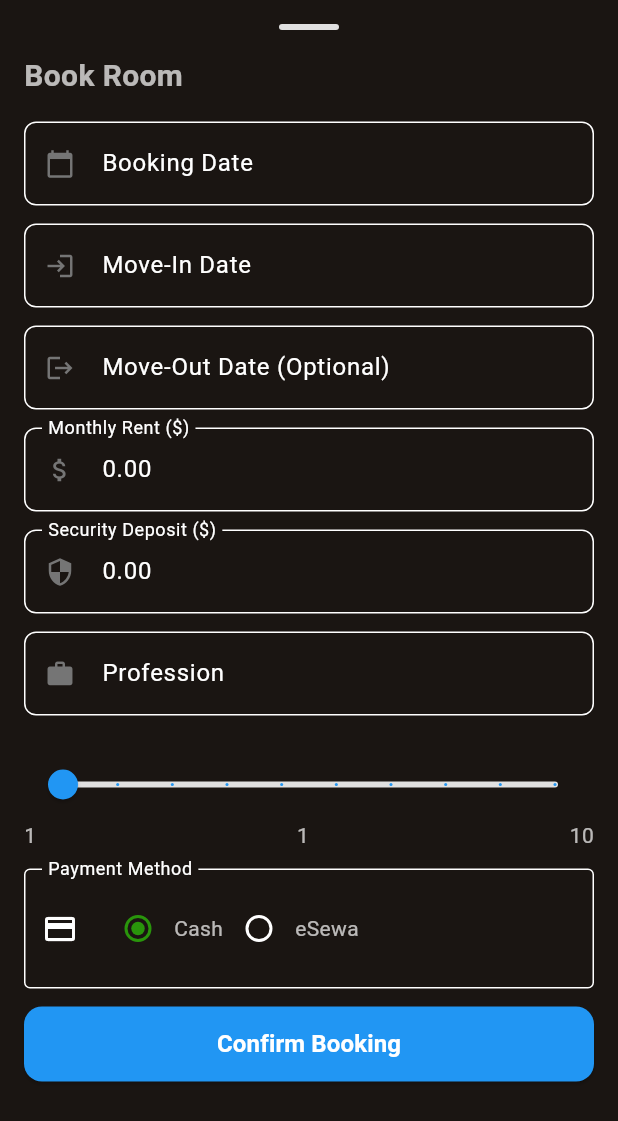
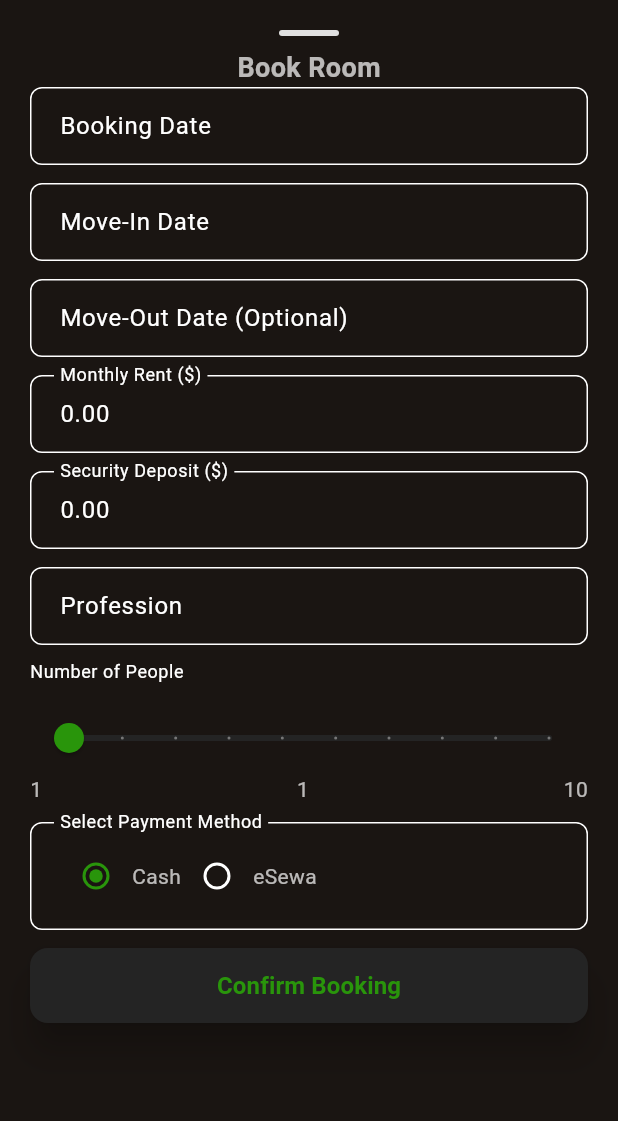
Before and after one commit to 919Umesh/daleDai, a Flutter app: the BookingBottomSheet widget shown alone on an empty page, opened directly with empty values, on a phone screen of 412 x 824 dp. Shown: the top 1121 px of the screen. Run offline on Flutter 3.47's test engine with Material 3 defaults, Android fonts, the phone set to English and light mode, and no system bars; drawn by our look-alikes of flutter_form_builder; our stand-ins replace cached_network_image, connectivity_plus, dio, eva_icons_flutter, flutter_cache_manager, flutter_map and 13 more; missing offline and left inert: nepali_utils; accounts and stored records are empty; network calls fail.

Commit message:
Icons and Language

```diff
--- a/lib/screen/room/ui/booking_bottom_sheet.dart
+++ b/lib/screen/room/ui/booking_bottom_sheet.dart
@@ -8,7 +8,6 @@ import 'package:provider/provider.dart';
 
 class BookingBottomSheet extends StatefulWidget {
   final RoomModelImage room;
-
   const BookingBottomSheet({super.key, required this.room});
 
   @override
@@ -42,8 +41,7 @@ class _BookingBottomSheetState extends State<BookingBottomSheet> {
         ),
       ),
       child: Padding(
-        padding:
-            const EdgeInsets.all(16.0), // Increased padding for better spacing
+        padding: const EdgeInsets.all(20.0),
         child: SingleChildScrollView(
           child: FormBuilder(
             key: _formKey,
@@ -52,33 +50,35 @@ class _BookingBottomSheetState extends State<BookingBottomSheet> {
               crossAxisAlignment: CrossAxisAlignment.start,
               mainAxisSize: MainAxisSize.min,
               children: [
+                // Header
                 Center(
                   child: Container(
                     width: 40,
                     height: 4,
-                    margin: const EdgeInsets.only(bottom: 16),
+                    margin: const EdgeInsets.only(bottom: 8),
                     decoration: BoxDecoration(
                       color: Colors.grey[300],
                       borderRadius: BorderRadius.circular(2),
                     ),
                   ),
                 ),
-                Text(
+
+                const Center(
+                  child: Text(
                     'Book Room',
                     style: TextStyle(
-                    fontSize: 20, // Slightly larger for better hierarchy
-                    fontWeight: FontWeight.bold,
+                      fontSize: 18,
+                      fontWeight: FontWeight.w600,
                     ),
                   ),
-                const SizedBox(height: 16),
+                ),
                 _buildFormField(
                   FormBuilderDateTimePicker(
                     name: 'booking_date',
                     initialValue: null,
                     inputType: InputType.date,
                     format: DateFormat('MMM dd, yyyy'),
-                    decoration: _getInputDecoration(
-                        'Booking Date', Icons.calendar_today),
+                    decoration: _getInputDecoration('Booking Date'),
                     validator: FormBuilderValidators.required(
                       errorText: 'Please select booking date',
                     ),
@@ -90,8 +90,7 @@ class _BookingBottomSheetState extends State<BookingBottomSheet> {
                     initialValue: null,
                     inputType: InputType.date,
                     format: DateFormat('MMM dd, yyyy'),
-                    decoration:
-                        _getInputDecoration('Move-In Date', Icons.login),
+                    decoration: _getInputDecoration('Move-In Date'),
                     validator: FormBuilderValidators.required(
                       errorText: 'Please select move-in date',
                     ),
@@ -103,16 +102,15 @@ class _BookingBottomSheetState extends State<BookingBottomSheet> {
                     initialValue: null,
                     inputType: InputType.date,
                     format: DateFormat('MMM dd, yyyy'),
-                    decoration: _getInputDecoration(
-                        'Move-Out Date (Optional)', Icons.logout),
+                    decoration: _getInputDecoration('Move-Out Date (Optional)'),
                   ),
                 ),
+
                 _buildFormField(
                   FormBuilderTextField(
                     name: 'monthly_rent',
                     initialValue: initialRent.toStringAsFixed(2),
-                    decoration: _getInputDecoration(
-                        'Monthly Rent (\$)', Icons.attach_money),
+                    decoration: _getInputDecoration('Monthly Rent (\$)'),
                     keyboardType: TextInputType.number,
                     validator: FormBuilderValidators.compose([
                       FormBuilderValidators.required(
@@ -126,8 +124,7 @@ class _BookingBottomSheetState extends State<BookingBottomSheet> {
                   FormBuilderTextField(
                     name: 'security_deposit',
                     initialValue: initialDeposit.toStringAsFixed(2),
-                    decoration: _getInputDecoration(
-                        'Security Deposit (\$)', Icons.security),
+                    decoration: _getInputDecoration('Security Deposit (\$)'),
                     keyboardType: TextInputType.number,
                     validator: FormBuilderValidators.compose([
                       FormBuilderValidators.required(
@@ -140,25 +137,21 @@ class _BookingBottomSheetState extends State<BookingBottomSheet> {
                 _buildFormField(
                   FormBuilderTextField(
                     name: 'profession',
-                    decoration: _getInputDecoration('Profession', Icons.work),
+                    decoration: _getInputDecoration('Profession'),
                     validator: FormBuilderValidators.required(
                       errorText: 'Please enter your profession',
                     ),
                   ),
                 ),
                 _buildFormField(
-                  Column(
-                    crossAxisAlignment: CrossAxisAlignment.start,
-                    children: [
                   FormBuilderSlider(
                     name: 'peoples',
                     min: 1,
                     max: 10,
                     initialValue: 1,
                     divisions: 9,
-                        activeColor: Colors.blue,
-                        inactiveColor: Colors.grey[300],
                     decoration: const InputDecoration(
+                      labelText: 'Number of People',
                       border: InputBorder.none,
                       contentPadding: EdgeInsets.zero,
                     ),
@@ -167,36 +160,45 @@ class _BookingBottomSheetState extends State<BookingBottomSheet> {
                       errorText: 'Please select number of people',
                     ),
                   ),
-                    ],
                 ),
-                ),
-                _buildFormField(
                 FormBuilderRadioGroup(
                   name: 'payment_method',
                   initialValue: 'cash',
                   decoration: InputDecoration(
-                      labelText: 'Payment Method',
-                      border: OutlineInputBorder(),
-                      prefixIcon: Icon(Icons.payment),
+                    labelText: 'Select Payment Method',
+                    border: OutlineInputBorder(
+                      borderRadius: BorderRadius.circular(8),
+                    ),
+                    contentPadding: const EdgeInsets.symmetric(
+                      horizontal: 16,
+                      vertical: 12,
+                    ),
                   ),
                   options: [
                     FormBuilderFieldOption(
-                          value: 'cash', child: Text('Cash')),
+                      value: 'cash',
+                      child: const Text('Cash'),
+                    ),
                     FormBuilderFieldOption(
-                          value: 'esewa', child: Text('eSewa')),
+                      value: 'esewa',
+                      child: const Text('eSewa'),
+                    ),
                   ],
                   validator: FormBuilderValidators.required(
                     errorText: 'Please select payment method',
                   ),
                 ),
-                ),
+
+                const SizedBox(height: 12),
+
+                // Confirm Button
                 SizedBox(
                   width: double.infinity,
                   height: 50,
                   child: ElevatedButton(
                     onPressed: processPaymentAndBooking,
                     style: ElevatedButton.styleFrom(
-                      backgroundColor: Colors.blue,
+                      elevation: 10,
                       shape: RoundedRectangleBorder(
                         borderRadius: BorderRadius.circular(12),
                       ),
@@ -206,7 +208,6 @@ class _BookingBottomSheetState extends State<BookingBottomSheet> {
                       style: TextStyle(
                         fontSize: 16,
                         fontWeight: FontWeight.w600,
-                        color: Colors.white,
                       ),
                     ),
                   ),
@@ -226,17 +227,29 @@ class _BookingBottomSheetState extends State<BookingBottomSheet> {
     );
   }
 
-  InputDecoration _getInputDecoration(String label, IconData icon) {
+  Widget _buildSectionHeader(String title) {
+    return Padding(
+      padding: const EdgeInsets.only(bottom: 8),
+      child: Text(
+        title,
+        style: const TextStyle(
+          fontSize: 16,
+          fontWeight: FontWeight.w600,
+        ),
+      ),
+    );
+  }
+
+  InputDecoration _getInputDecoration(String label) {
     return InputDecoration(
       labelText: label,
-      prefixIcon: Icon(
-        icon,
-        color: Colors.grey[600],
-        size: 20,
-      ),
       border: OutlineInputBorder(
         borderRadius: BorderRadius.circular(8),
       ),
+      focusedBorder: OutlineInputBorder(
+        borderRadius: BorderRadius.circular(8),
+      ),
+      contentPadding: const EdgeInsets.symmetric(horizontal: 16, vertical: 14),
     );
   }
 }
--- a/lib/screen/room/ui/room_details.dart
+++ b/lib/screen/room/ui/room_details.dart
@@ -28,7 +28,7 @@ class _RoomDetailScreenState extends State<RoomDetailScreen> {
   Widget build(BuildContext context) {
     return Consumer<RoomState>(
       builder: (context, state, child) {
-         if (!state.hanInternet) {
+        if (!state.hanInternet) {
           return Scaffold(
               appBar: AppBar(
                 title: Text('No Internet'),
@@ -83,7 +83,7 @@ class _RoomDetailScreenState extends State<RoomDetailScreen> {
                     },
                   ),
                   title: Text(
-                    state.room!.roomNumber,
+                    state.room?.roomNumber ?? 'Loading...',
                     style: TextStyle(
                       color: Colors.white,
                       fontWeight: FontWeight.bold,
```
Also changed, not shown: assets/locales/en.json (+10 -1 lines), assets/locales/ne.json (+10 -1 lines), lib/screen/booking/ui/widget/booking_widget.dart (+6 -5 lines), lib/screen/index/ui/index_screen.dart (+9 -8 lines). Lines whose indentation alone changed are shown as unchanged.
